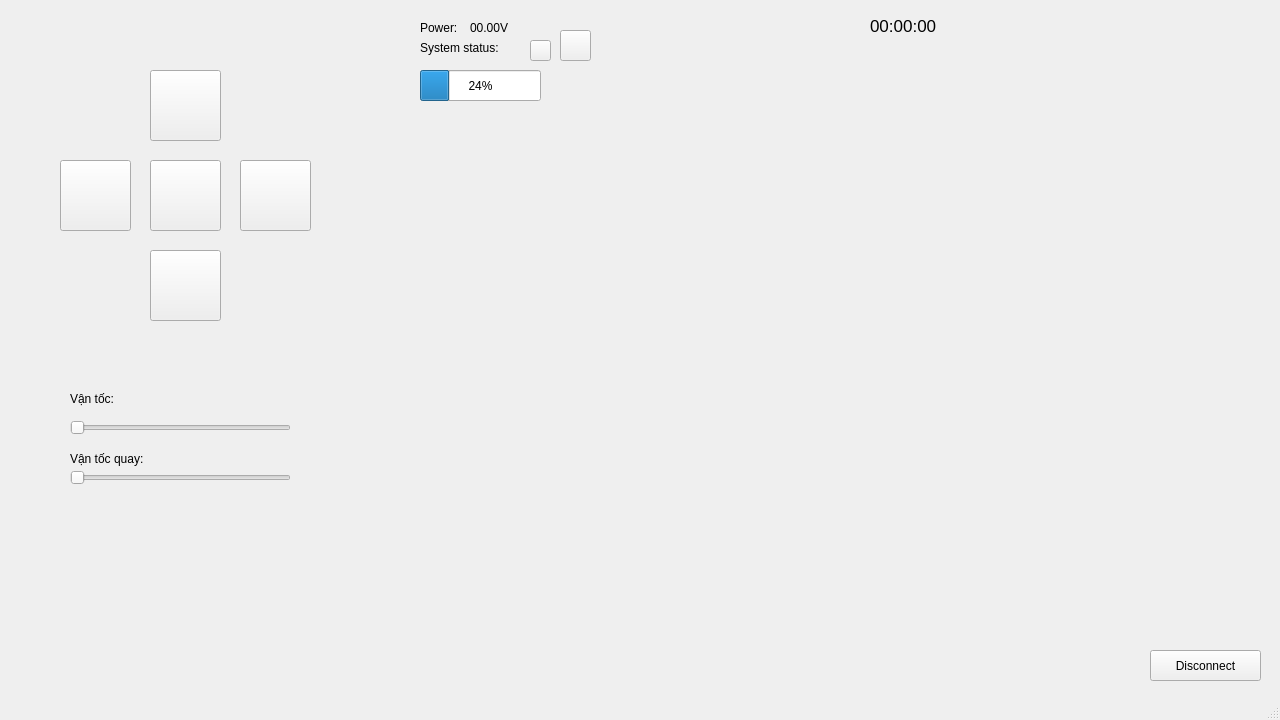
Above: junbot_gui/ui/robotinterface.ui from lacie-life/junbot_core before the change. Below: the same form after it.
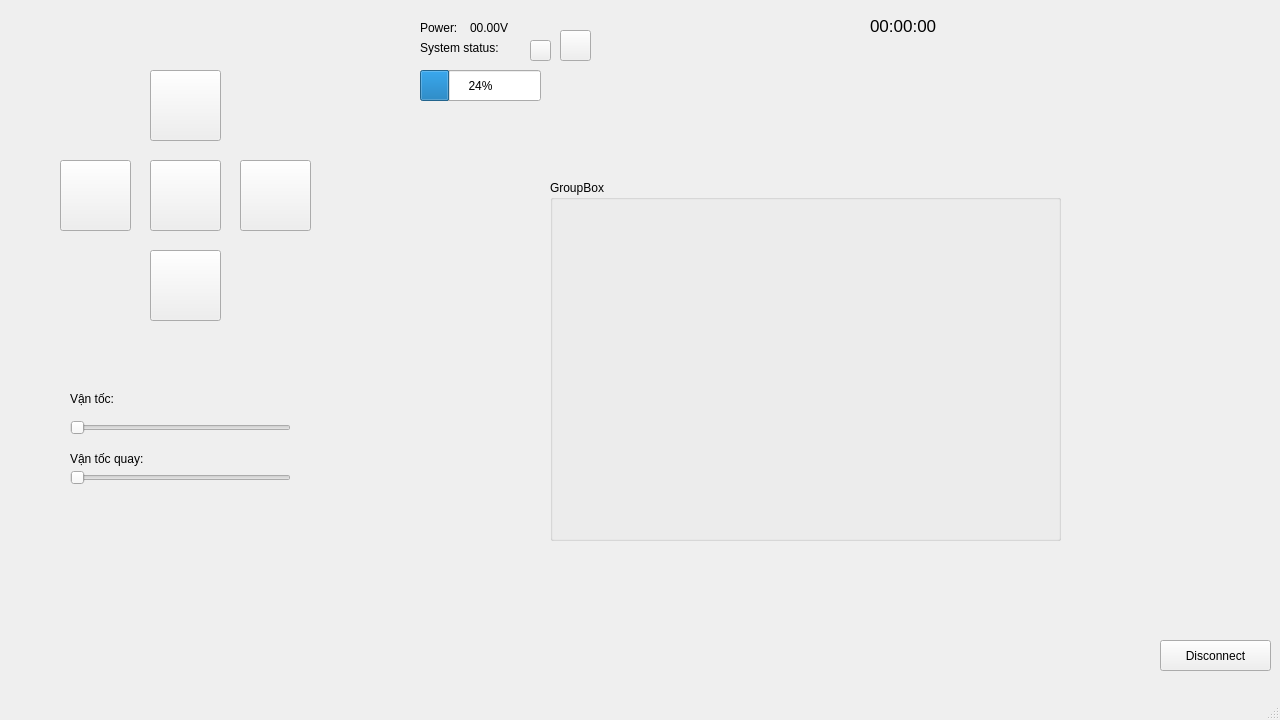
That is the form after the change. Icons and pictures are not drawn.

What changed in the file:
```diff
--- a/junbot_gui/ui/robotinterface.ui
+++ b/junbot_gui/ui/robotinterface.ui
@@ -326,8 +326,8 @@
    <widget class="QPushButton" name="disconnect_button">
     <property name="geometry">
      <rect>
-      <x>1150</x>
-      <y>650</y>
+      <x>1160</x>
+      <y>640</y>
       <width>111</width>
       <height>31</height>
      </rect>
@@ -336,17 +336,6 @@
      <string>Disconnect</string>
     </property>
    </widget>
-   <widget class="QWidget" name="gridLayoutWidget">
-    <property name="geometry">
-     <rect>
-      <x>430</x>
-      <y>200</y>
-      <width>621</width>
-      <height>361</height>
-     </rect>
-    </property>
-    <layout class="QGridLayout" name="gridLayout"/>
-   </widget>
    <widget class="QLabel" name="label">
     <property name="geometry">
      <rect>
@@ -399,6 +388,22 @@
      <string/>
     </property>
    </widget>
+   <widget class="QGroupBox" name="groupBox">
+    <property name="geometry">
+     <rect>
+      <x>550</x>
+      <y>180</y>
+      <width>511</width>
+      <height>361</height>
+     </rect>
+    </property>
+    <property name="styleSheet">
+     <string notr="true"/>
+    </property>
+    <property name="title">
+     <string>GroupBox</string>
+    </property>
+   </widget>
   </widget>
   <widget class="QMenuBar" name="menubar">
    <property name="geometry">
```
